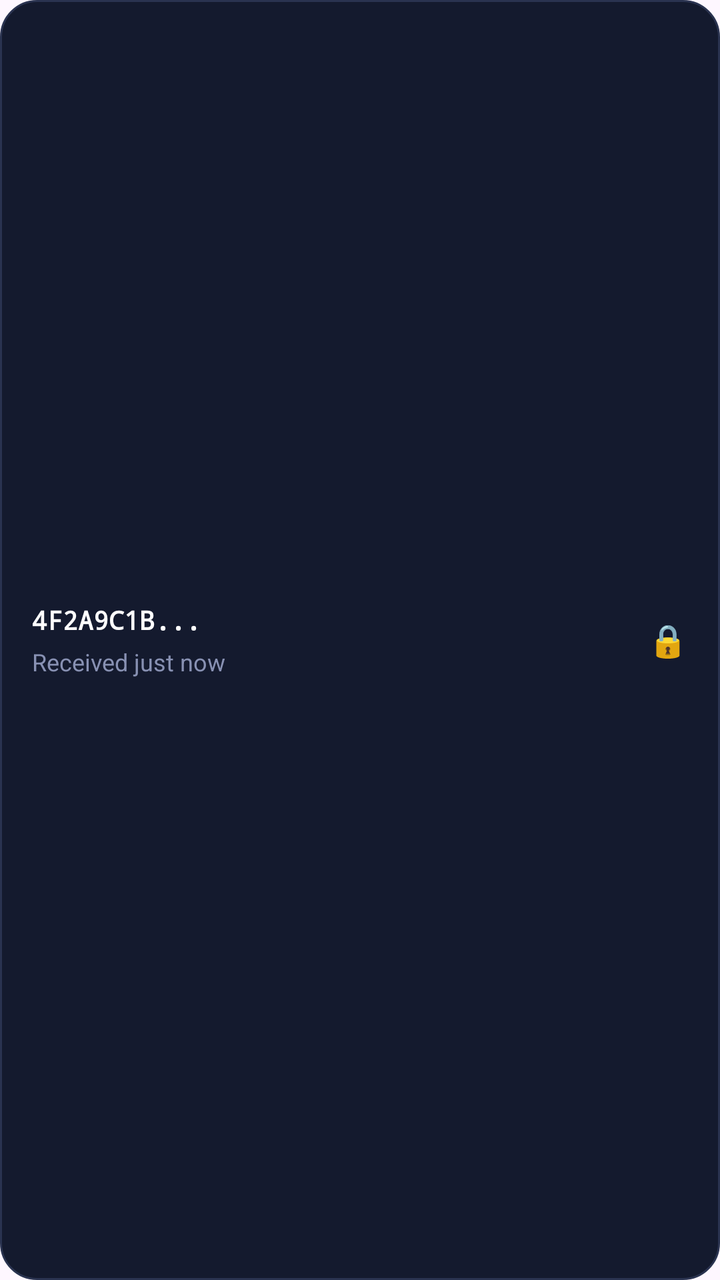
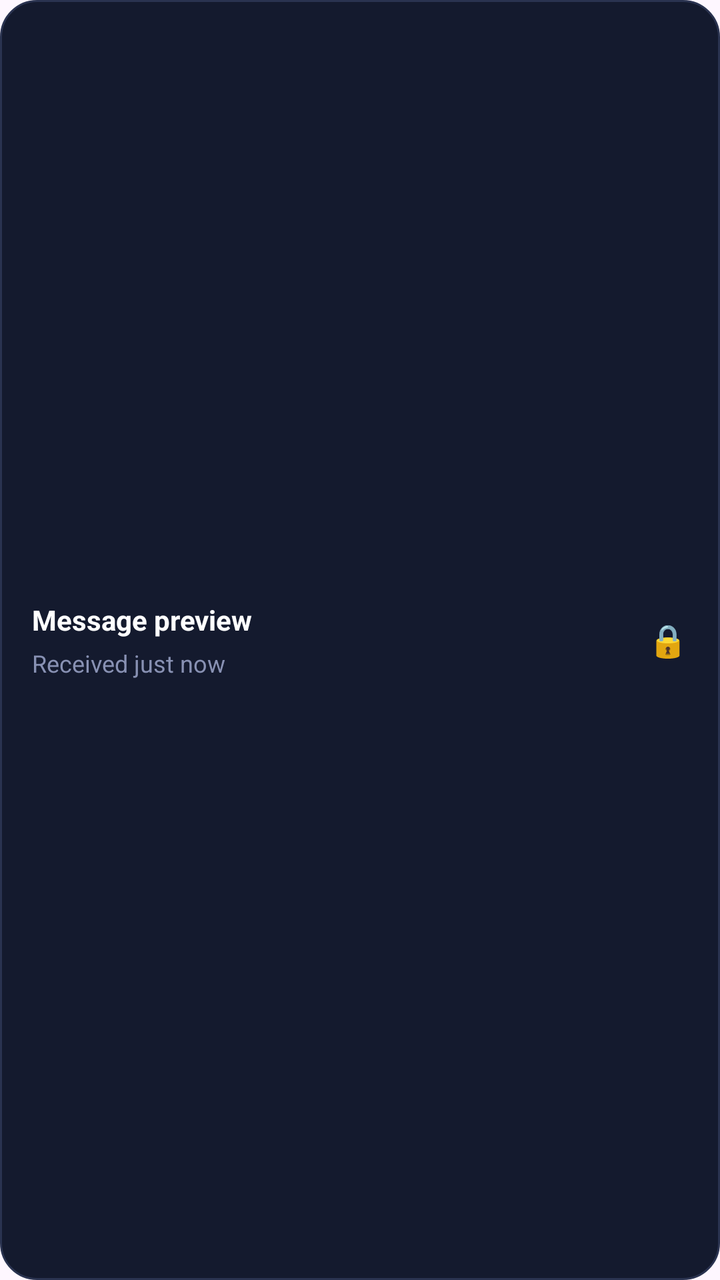

Before-and-after screenshots of an Android layout around one commit, followed by the original layout XML and the change that was made.
<!-- AndroidManifest.xml: application theme Theme.CIPHER -->
<!-- res/layout/item_message.xml -->
<?xml version="1.0" encoding="utf-8"?>
<LinearLayout xmlns:android="http://schemas.android.com/apk/res/android"
    android:layout_width="match_parent"
    android:layout_height="wrap_content"
    android:orientation="horizontal"
    android:gravity="center_vertical"
    android:background="@drawable/bg_card"
    android:padding="16dp"
    android:layout_marginBottom="12dp"
    android:clickable="true"
    android:focusable="true">

    <LinearLayout
        android:layout_width="0dp"
        android:layout_height="wrap_content"
        android:layout_weight="1"
        android:orientation="vertical">

        <TextView
            android:id="@+id/tvSenderKey"
            android:layout_width="match_parent"
            android:layout_height="wrap_content"
            android:fontFamily="monospace"
            android:maxLines="1"
            android:ellipsize="middle"
            android:text="4F2A9C1B..."
            android:textColor="#FFFFFF"
            android:textSize="13sp"
            android:textStyle="bold" />

        <TextView
            android:id="@+id/tvReceivedAt"
            android:layout_width="wrap_content"
            android:layout_height="wrap_content"
            android:layout_marginTop="4dp"
            android:text="Received just now"
            android:textColor="#8891B3"
            android:textSize="12sp" />
    </LinearLayout>

    <TextView
        android:id="@+id/tvStatus"
        android:layout_width="wrap_content"
        android:layout_height="wrap_content"
        android:text="🔒"
        android:textSize="16sp" />

</LinearLayout>
<!-- resources referenced by this layout -->
<resources>
  <!-- drawable bg_card (drawable) -->
  <?xml version="1.0" encoding="utf-8"?>
  <shape xmlns:android="http://schemas.android.com/apk/res/android"
      android:shape="rectangle">
      <corners android:radius="18dp" />
      <solid android:color="#141A2E" />
      <stroke
          android:width="1dp"
          android:color="#2A3350" />
  </shape>
  <style name="Theme.CIPHER" parent="Base.Theme.CIPHER" />
  <style name="Base.Theme.CIPHER" parent="Theme.Material3.DayNight.NoActionBar">
          
          
      </style>
</resources>

<!-- the commit's change to res/layout/item_message.xml (unified diff, before → after) -->
@@ -20,12 +20,11 @@
             android:id="@+id/tvSenderKey"
             android:layout_width="match_parent"
             android:layout_height="wrap_content"
-            android:fontFamily="monospace"
             android:maxLines="1"
-            android:ellipsize="middle"
-            android:text="4F2A9C1B..."
+            android:ellipsize="end"
+            android:text="Message preview"
             android:textColor="#FFFFFF"
-            android:textSize="13sp"
+            android:textSize="14sp"
             android:textStyle="bold" />
 
         <TextView
